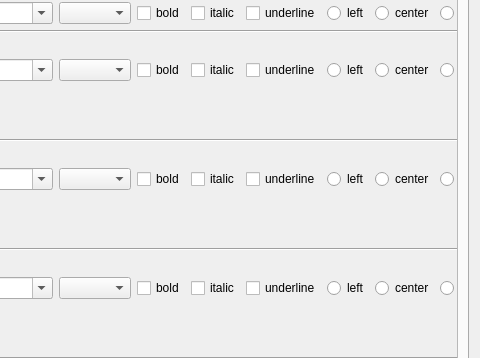
The window that cpropertieswindow.ui (birkeh/qtStoryWriter) describes before a commit, drawn with Qt 5; both pictures show x 356 to 836 and y 182 to 540 of the 836 by 771 pixel window.
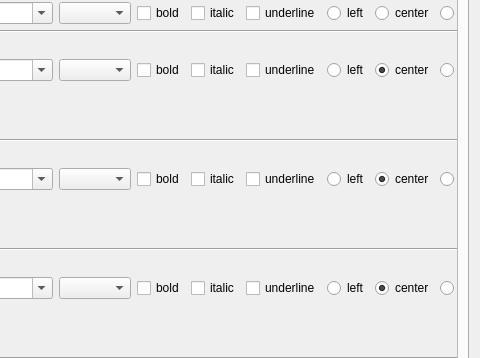
The same window after the commit. Custom widgets are drawn as their Qt base class.

Diff of the .ui file:
```diff
--- a/cpropertieswindow.ui
+++ b/cpropertieswindow.ui
@@ -454,6 +454,12 @@
                <property name="text">
                 <string>center</string>
                </property>
+               <property name="checked">
+                <bool>true</bool>
+               </property>
+               <attribute name="buttonGroup">
+                <string notr="true">m_lpPartAlign</string>
+               </attribute>
               </widget>
              </item>
              <item row="1" column="4">
@@ -519,6 +525,12 @@
                <property name="text">
                 <string>center</string>
                </property>
+               <property name="checked">
+                <bool>true</bool>
+               </property>
+               <attribute name="buttonGroup">
+                <string notr="true">m_lpSceneAlign</string>
+               </attribute>
               </widget>
              </item>
              <item row="2" column="0">
@@ -662,6 +674,9 @@
                <property name="text">
                 <string>center</string>
                </property>
+               <property name="checked">
+                <bool>true</bool>
+               </property>
               </widget>
              </item>
              <item row="5" column="6">
```
Left out of the diff: 16 changed lines with no effect on the pictures.
